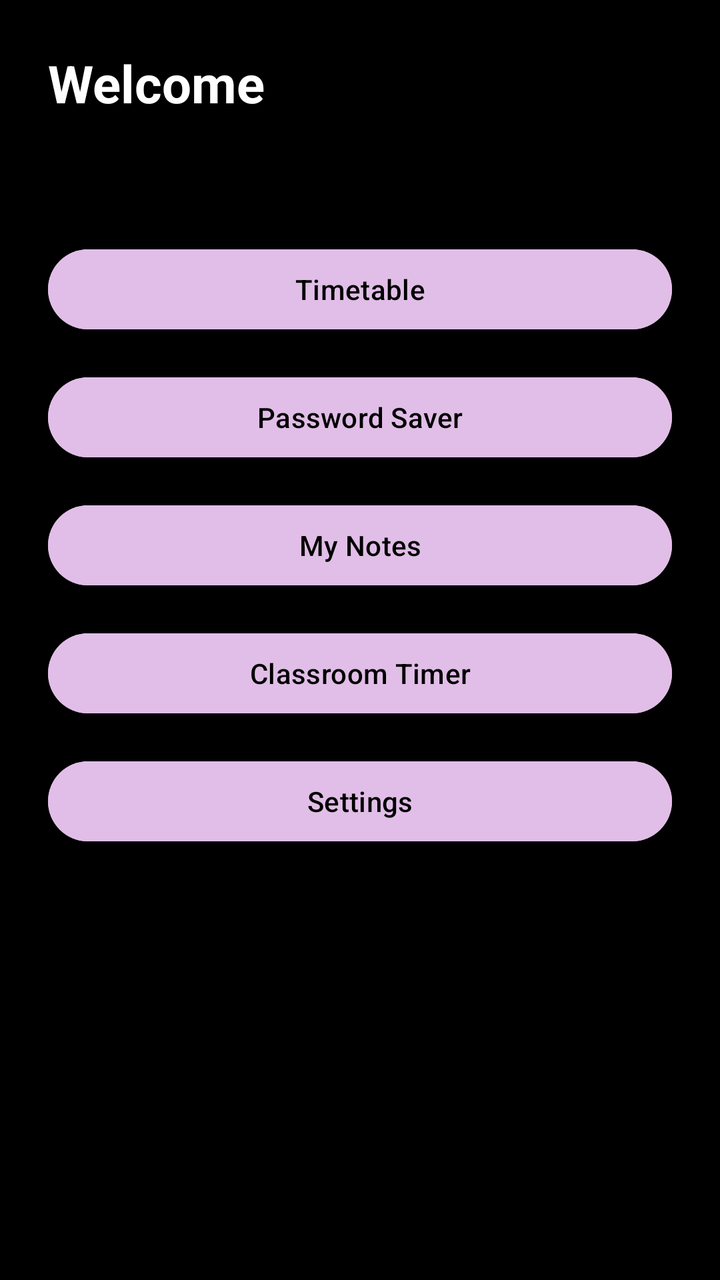
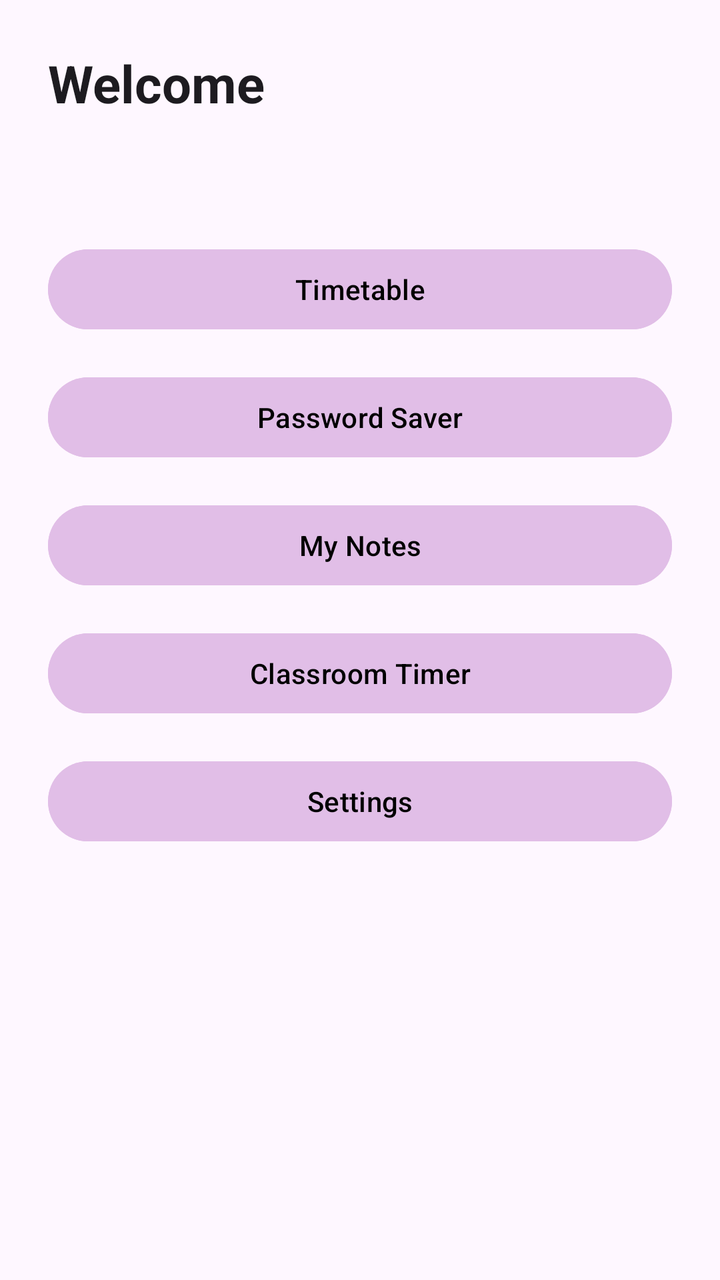

The first picture is an Android layout as it rendered before a commit; the second is the same layout after the commit. The layout source and the unified diff follow.
<!-- AndroidManifest.xml: application theme Theme.VITeacherToolkit -->
<!-- res/layout/activity_home.xml -->
<?xml version="1.0" encoding="utf-8"?>
<LinearLayout xmlns:android="http://schemas.android.com/apk/res/android"
    android:layout_width="match_parent"
    android:layout_height="match_parent"
    android:orientation="vertical"
    android:background="#000000"
    android:padding="24dp">

    <TextView
        android:id="@+id/tvWelcome"
        android:layout_width="match_parent"
        android:layout_height="wrap_content"
        android:text="Welcome"
        android:textColor="#FFFFFF"
        android:textSize="26sp"
        android:textStyle="bold"
        android:layout_marginBottom="8dp"
        android:accessibilityHeading="true"
        android:importantForAccessibility="yes" />

    <TextView
        android:id="@+id/tvSchoolName"
        android:layout_width="match_parent"
        android:layout_height="wrap_content"
        android:text=""
        android:textColor="#CCCCCC"
        android:textSize="16sp"
        android:layout_marginBottom="32dp"
        android:importantForAccessibility="yes" />

    <Button
        android:id="@+id/btnTimetable"
        android:layout_width="match_parent"
        android:layout_height="wrap_content"
        android:minHeight="48dp"
        android:text="Timetable"
        android:textColor="#000000"
        android:backgroundTint="@color/lavender"
        android:contentDescription="Timetable"
        android:layout_marginBottom="16dp" />

    <Button
        android:id="@+id/btnPasswordSaver"
        android:layout_width="match_parent"
        android:layout_height="wrap_content"
        android:minHeight="48dp"
        android:text="Password Saver"
        android:textColor="#000000"
        android:backgroundTint="@color/lavender"
        android:contentDescription="Password Saver"
        android:layout_marginBottom="16dp" />

    <Button
        android:id="@+id/btnMyNotes"
        android:layout_width="match_parent"
        android:layout_height="wrap_content"
        android:minHeight="48dp"
        android:text="My Notes"
        android:textColor="#000000"
        android:backgroundTint="@color/lavender"
        android:contentDescription="My Notes"
        android:layout_marginBottom="16dp" />

    
    <Button
        android:id="@+id/btnMyClass"
        android:layout_width="match_parent"
        android:layout_height="wrap_content"
        android:minHeight="48dp"
        android:text="My Class"
        android:textColor="#000000"
        android:backgroundTint="@color/lavender"
        android:contentDescription="My Class"
        android:layout_marginBottom="16dp"
        android:visibility="gone" />


    <Button
        android:id="@+id/btnClassroomTimer"
        android:layout_width="match_parent"
        android:layout_height="wrap_content"
        android:minHeight="48dp"
        android:text="Classroom Timer"
        android:textColor="#000000"
        android:backgroundTint="@color/lavender"
        android:layout_marginBottom="16dp" />

    <Button
        android:id="@+id/btnSettings"
        android:layout_width="match_parent"
        android:layout_height="wrap_content"
        android:minHeight="48dp"
        android:text="Settings"
        android:textColor="#000000"
        android:backgroundTint="@color/lavender"
        android:contentDescription="Settings"
        android:layout_marginBottom="16dp" />

</LinearLayout>
<!-- resources referenced by this layout -->
<resources>
  <color name="lavender">#FFE1BEE7</color>
  <style name="Theme.VITeacherToolkit" parent="Base.Theme.VITeacherToolkit" />
  <style name="Base.Theme.VITeacherToolkit" parent="Theme.Material3.DayNight.NoActionBar">
          
          <item name="colorPrimary">@color/lavender</item>
          <item name="colorOnPrimary">@color/black</item>
  
          
          <item name="android:spinnerStyle">@style/CustomSpinnerStyle</item>
          <item name="android:spinnerItemStyle">@style/CustomSpinnerItemStyle</item>
          <item name="android:spinnerDropDownItemStyle">@style/CustomSpinnerDropDownItemStyle</item>
          <item name="spinnerDropDownItemStyle">@style/CustomSpinnerDropDownItemStyle</item>
      </style>
  <color name="black">#FF000000</color>
  <style name="CustomSpinnerStyle" parent="Widget.AppCompat.Spinner">
          <item name="android:popupBackground">@color/grey_dark</item>
      </style>
  <style name="CustomSpinnerItemStyle" parent="Widget.AppCompat.TextView.SpinnerItem">
          <item name="android:textColor">@color/white</item>
          <item name="android:textSize">16sp</item>
      </style>
  <style name="CustomSpinnerDropDownItemStyle" parent="Widget.AppCompat.DropDownItem.Spinner">
          <item name="android:textColor">@color/white</item>
          <item name="android:background">@color/grey_dark</item>
          <item name="android:checkMarkTint">@color/lavender</item>
          <item name="android:textSize">16sp</item>
          <item name="android:padding">12dp</item>
      </style>
  <color name="grey_dark">#FF333333</color>
  <color name="white">#FFFFFFFF</color>
</resources>

<!-- the commit's change to res/layout/activity_home.xml (unified diff, before → after) -->
@@ -3,7 +3,7 @@
     android:layout_width="match_parent"
     android:layout_height="match_parent"
     android:orientation="vertical"
-    android:background="#000000"
+    android:background="?android:attr/windowBackground"
     android:padding="24dp">
 
     <TextView
@@ -11,7 +11,7 @@
         android:layout_width="match_parent"
         android:layout_height="wrap_content"
         android:text="Welcome"
-        android:textColor="#FFFFFF"
+        android:textColor="?android:attr/textColorPrimary"
         android:textSize="26sp"
         android:textStyle="bold"
         android:layout_marginBottom="8dp"
@@ -23,7 +23,7 @@
         android:layout_width="match_parent"
         android:layout_height="wrap_content"
         android:text=""
-        android:textColor="#CCCCCC"
+        android:textColor="?android:attr/textColorSecondary"
         android:textSize="16sp"
         android:layout_marginBottom="32dp"
         android:importantForAccessibility="yes" />
<!-- resource entries referenced after the edit -->
@@ -15,20 +15,20 @@
       </style>
   <color name="black">#FF000000</color>
   <style name="CustomSpinnerStyle" parent="Widget.AppCompat.Spinner">
-          <item name="android:popupBackground">@color/grey_dark</item>
+          <item name="android:popupBackground">@color/white</item>
       </style>
   <style name="CustomSpinnerItemStyle" parent="Widget.AppCompat.TextView.SpinnerItem">
-          <item name="android:textColor">@color/white</item>
+          <item name="android:textColor">@color/black</item>
           <item name="android:textSize">16sp</item>
       </style>
   <style name="CustomSpinnerDropDownItemStyle" parent="Widget.AppCompat.DropDownItem.Spinner">
-          <item name="android:textColor">@color/white</item>
-          <item name="android:background">@color/grey_dark</item>
-          <item name="android:checkMarkTint">@color/lavender</item>
+          <item name="android:textColor">@color/black</item>
+          <item name="android:background">@color/white</item>
+          <item name="android:checkMarkTint">@color/lavender_dark</item>
           <item name="android:textSize">16sp</item>
           <item name="android:padding">12dp</item>
       </style>
-  <color name="grey_dark">#FF333333</color>
   <color name="white">#FFFFFFFF</color>
+  <color name="lavender_dark">#FFB080FF</color>
 </resources>
 
